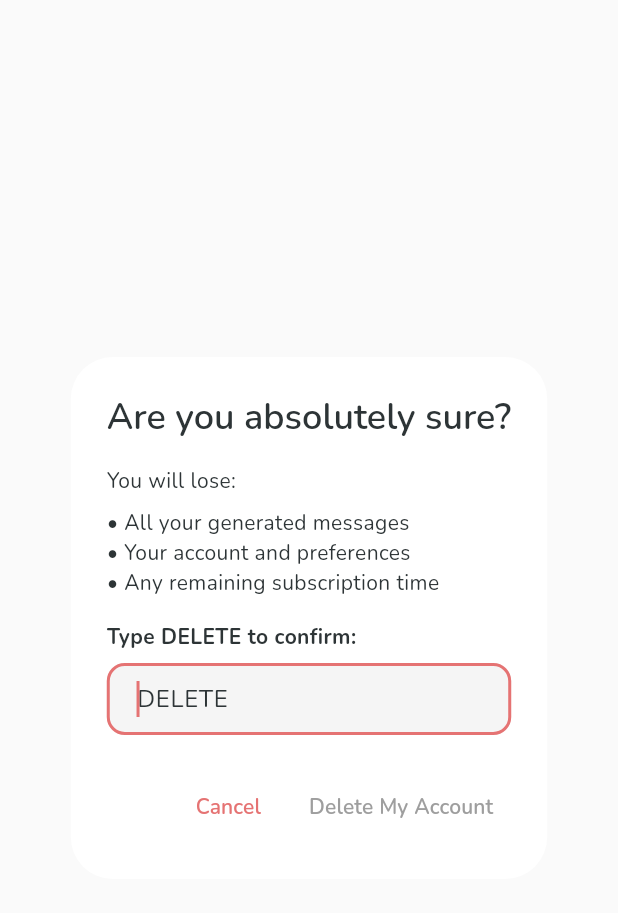
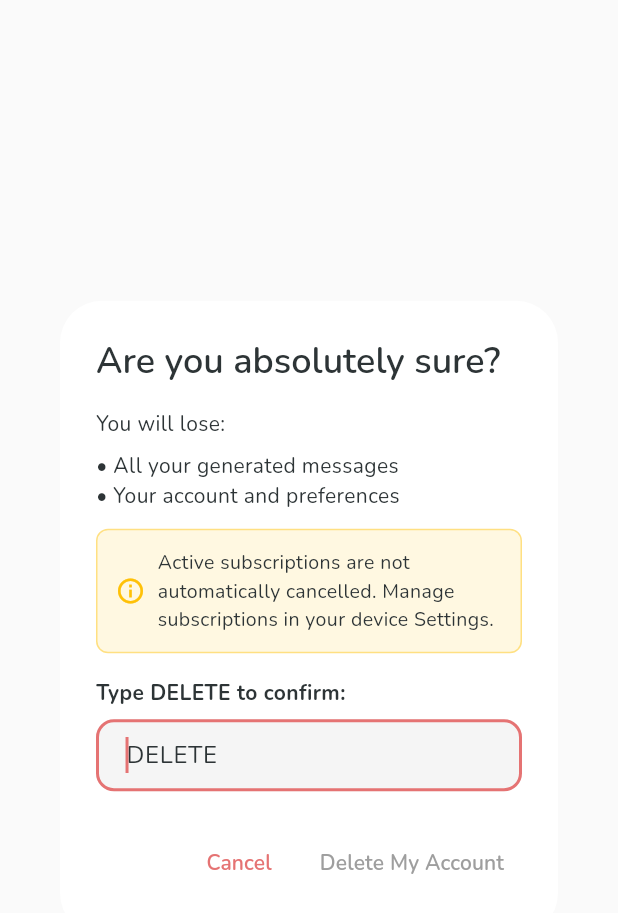
Before and after one commit to jarrydaubert/prosepal, a Flutter app: the _DeleteConfirmationDialog widget shown alone on an empty page, opened directly, on a phone screen of 412 x 824 dp. Shown: the top 913 px of the screen. Run offline on Flutter 3.47's test engine with Material 3 defaults, Android fonts, the phone set to English and light mode, and no system bars; our stand-ins replace device_info_plus, firebase_ai, firebase_core, firebase_crashlytics, flutter_animate, flutter_native_splash and 13 more; missing offline and left inert: firebase_app_check, purchases_flutter, purchases_ui_flutter, screen_secure; accounts and stored records are empty.

Commit message:
fix: Add subscription warning to account deletion dialog
Per Apple requirements, explicitly inform users that active
subscriptions are NOT automatically cancelled and must be
managed via device Settings.

Co-authored-by: factory-droid[bot] <138933559+factory-droid[bot]@users.noreply.github.com>

```diff
--- a/lib/features/settings/settings_screen.dart
+++ b/lib/features/settings/settings_screen.dart
@@ -907,7 +907,28 @@ class _DeleteConfirmationDialogState extends State<_DeleteConfirmationDialog> {
           const SizedBox(height: 8),
           const Text('• All your generated messages'),
           const Text('• Your account and preferences'),
-          const Text('• Any remaining subscription time'),
+          const SizedBox(height: 12),
+          Container(
+            padding: const EdgeInsets.all(12),
+            decoration: BoxDecoration(
+              color: Colors.amber.shade50,
+              borderRadius: BorderRadius.circular(8),
+              border: Border.all(color: Colors.amber.shade200),
+            ),
+            child: const Row(
+              children: [
+                Icon(Icons.info_outline, color: Colors.amber, size: 20),
+                SizedBox(width: 8),
+                Expanded(
+                  child: Text(
+                    'Active subscriptions are not automatically cancelled. '
+                    'Manage subscriptions in your device Settings.',
+                    style: TextStyle(fontSize: 13),
+                  ),
+                ),
+              ],
+            ),
+          ),
           const SizedBox(height: 16),
           const Text(
             'Type DELETE to confirm:',
```
Also changed, not shown: 1 other file.
